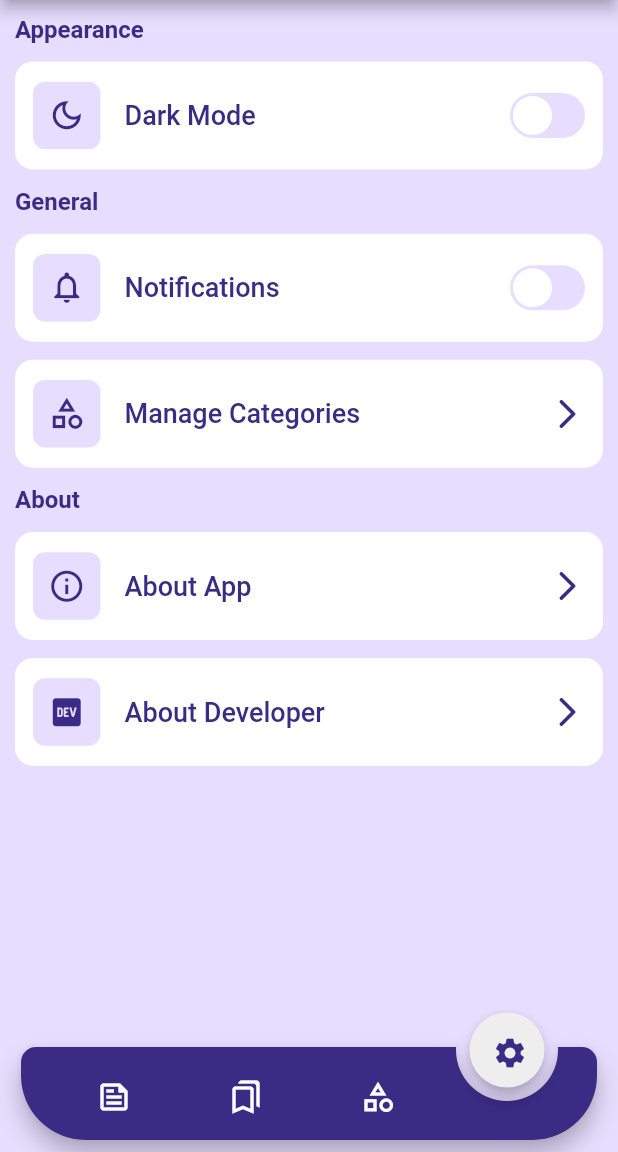
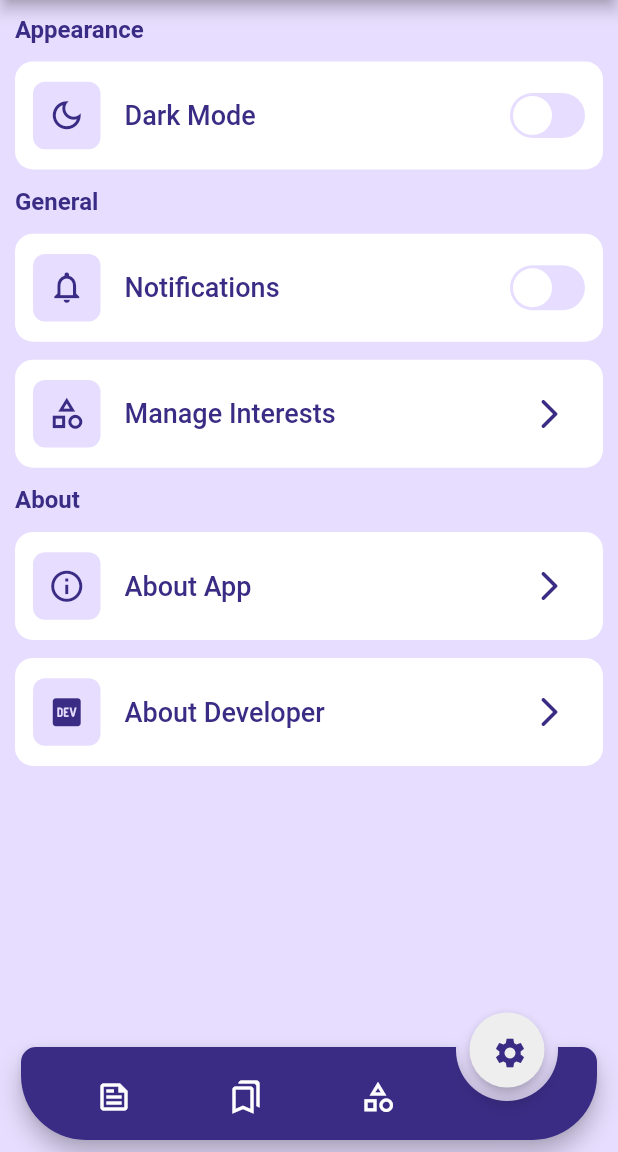
Before and after one commit to Osamamsm/Newsly, a Flutter app: the screen it shows after launch, item 4 of the bottom bar chosen, on a phone screen of 412 x 824 dp, the part 84-1236 px from its top. Run offline on Flutter 3.47's test engine with Material 3 defaults, Android fonts, the phone set to English and light mode, and no system bars; drawn by our look-alikes of animated_notch_bottom_bar, flutter_advanced_switch; our stand-ins replace dartz, dio, flutter_bloc, flutter_screenutil, font_awesome_flutter, get_it and 4 more; network calls fail.

Commit message:
finished the manage interests ui

```diff
--- a/lib/core/routes/app_routes.dart
+++ b/lib/core/routes/app_routes.dart
@@ -7,6 +7,7 @@ import 'package:newsly/features/home/presentation/views/home_view.dart';
 import 'package:newsly/features/news_details/presentation/views/news_details_view.dart';
 import 'package:newsly/features/search/presentation/view_model/cubit/search_cubit.dart';
 import 'package:newsly/features/search/presentation/views/search_view.dart';
+import 'package:newsly/features/settings/presentation/views/manage_interests_view.dart';
 
 final router = GoRouter(
   initialLocation: HomeView.routeName,
@@ -33,5 +34,9 @@ final router = GoRouter(
         child: const SearchView(),
       ),
     ),
+    GoRoute(
+      path: ManageInterestsView.routeName,
+      builder: (context, state) => const ManageInterestsView(),
+    )
   ],
 );
--- a/lib/features/settings/presentation/widgets/about_app_section.dart
+++ b/lib/features/settings/presentation/widgets/about_app_section.dart
@@ -5,9 +5,7 @@ import 'package:newsly/features/settings/presentation/widgets/setting_tile_widge
 import 'package:newsly/generated/l10n.dart';
 
 class AboutAppSection extends StatelessWidget {
-  const AboutAppSection({
-    super.key,
-  });
+  const AboutAppSection({super.key});
 
   @override
   Widget build(BuildContext context) {
@@ -19,11 +17,13 @@ class AboutAppSection extends StatelessWidget {
         SettingTileWidget(
           icon: Icons.info_outline,
           title: S.of(context).about_app,
+          onPressed: () {},
         ),
         vGap(10),
         SettingTileWidget(
           icon: Icons.logo_dev_outlined,
           title: S.of(context).about_developer,
+          onPressed: () {},
         ),
       ],
     );
--- a/lib/features/settings/presentation/widgets/general_settings_section.dart
+++ b/lib/features/settings/presentation/widgets/general_settings_section.dart
@@ -1,24 +1,21 @@
 import 'package:flutter/material.dart';
+import 'package:go_router/go_router.dart';
 import 'package:newsly/core/constants/app_text_styles.dart';
 import 'package:newsly/core/helpers/spacing.dart';
+import 'package:newsly/features/settings/presentation/views/manage_interests_view.dart';
 import 'package:newsly/features/settings/presentation/widgets/custom_switch.dart';
 import 'package:newsly/features/settings/presentation/widgets/setting_tile_widget.dart';
 import 'package:newsly/generated/l10n.dart';
 
 class GeneralSettingsSection extends StatelessWidget {
-  const GeneralSettingsSection({
-    super.key,
-  });
+  const GeneralSettingsSection({super.key});
 
   @override
   Widget build(BuildContext context) {
     return Column(
       crossAxisAlignment: CrossAxisAlignment.start,
       children: [
-        Text(
-          S.of(context).general,
-          style: AppTextStyles.bodyBoldPrimary16,
-        ),
+        Text(S.of(context).general, style: AppTextStyles.bodyBoldPrimary16),
         vGap(10),
         SettingTileWidget(
           icon: Icons.notifications_none,
@@ -28,7 +25,10 @@ class GeneralSettingsSection extends StatelessWidget {
         vGap(10),
         SettingTileWidget(
           icon: Icons.category_outlined,
-          title: S.of(context).manage_categories,
+          title: S.of(context).manage_interests,
+          onPressed: () {
+            context.push(ManageInterestsView.routeName);
+          },
         ),
       ],
     );
--- a/lib/features/settings/presentation/widgets/setting_tile_widget.dart
+++ b/lib/features/settings/presentation/widgets/setting_tile_widget.dart
@@ -8,11 +8,13 @@ class SettingTileWidget extends StatelessWidget {
     required this.icon,
     this.trailingWidget,
     required this.title,
+    this.onPressed,
   });
 
   final String title;
   final IconData icon;
   final Widget? trailingWidget;
+  final VoidCallback? onPressed;
   @override
   Widget build(BuildContext context) {
     return ListTile(
@@ -30,7 +32,11 @@ class SettingTileWidget extends StatelessWidget {
       title: Text(title, style: AppTextStyles.primaryMedium18),
       trailing:
           trailingWidget ??
-          Icon(Icons.arrow_forward_ios_rounded, color: AppColors.kPrimaryColor),
+          IconButton(
+            icon: Icon(Icons.arrow_forward_ios_rounded),
+            color: AppColors.kPrimaryColor,
+            onPressed: onPressed,
+          ),
     );
   }
 }
--- a/lib/features/settings/presentation/widgets/theme_switch_tile_widget.dart
+++ b/lib/features/settings/presentation/widgets/theme_switch_tile_widget.dart
@@ -4,9 +4,7 @@ import 'package:newsly/features/settings/presentation/widgets/setting_tile_widge
 import 'package:newsly/generated/l10n.dart';
 
 class ThemeSwitchTileWidget extends StatelessWidget {
-  const ThemeSwitchTileWidget({
-    super.key,
-  });
+  const ThemeSwitchTileWidget({super.key});
 
   @override
   Widget build(BuildContext context) {
--- a/lib/l10n/intl_ar.arb
+++ b/lib/l10n/intl_ar.arb
@@ -22,7 +22,7 @@
     "dark_mode":"الوضع الداكن",
     "light_mode":"الوضع الفاتح",
     "notifications":"إشعارات",
-    "manage_categories":"إدارة الفئات",
+    "manage_interests":"إدارة التفضيلات",
     "about":"حول",
     "about_app":"حول التطبيق",
     "about_developer":"حول المطور",
@@ -32,5 +32,6 @@
     "unavailable":"غير متوفر",
     "recently":"مؤخرا",
     "similar_articles":"المقالات المشابهة",
-    "no_similar_articles":"لا يوجد مقالات مشابهة"
+    "no_similar_articles":"لا يوجد مقالات مشابهة",
+    "save":"حفظ"
 }
--- a/lib/l10n/intl_en.arb
+++ b/lib/l10n/intl_en.arb
@@ -22,7 +22,7 @@
     "dark_mode":"Dark Mode",
     "light_mode":"Light Mode",
     "notifications":"Notifications",
-    "manage_categories":"Manage Categories",
+    "manage_interests":"Manage Interests",
     "about":"About",
     "about_app":"About App",
     "about_developer":"About Developer",
@@ -32,5 +32,6 @@
     "unavailable":"Unavailable",
     "recently":"Recently",
     "similar_articles":"Similar Articles",
-    "no_similar_articles":"No Similar Articles"
+    "no_similar_articles":"No Similar Articles",
+    "save":"Save"
 }
```
Also changed, not shown: lib/features/settings/presentation/views/manage_interests_view.dart (added, +17 -0 lines), lib/features/settings/presentation/widgets/custom_button.dart (added, +31 -0 lines), lib/features/settings/presentation/widgets/custom_category_check_box.dart (added, +30 -0 lines), lib/features/settings/presentation/widgets/manage_interests_view_body.dart (added, +65 -0 lines), lib/generated/intl/messages_ar.dart, lib/generated/intl/messages_en.dart, lib/generated/l10n.dart.
